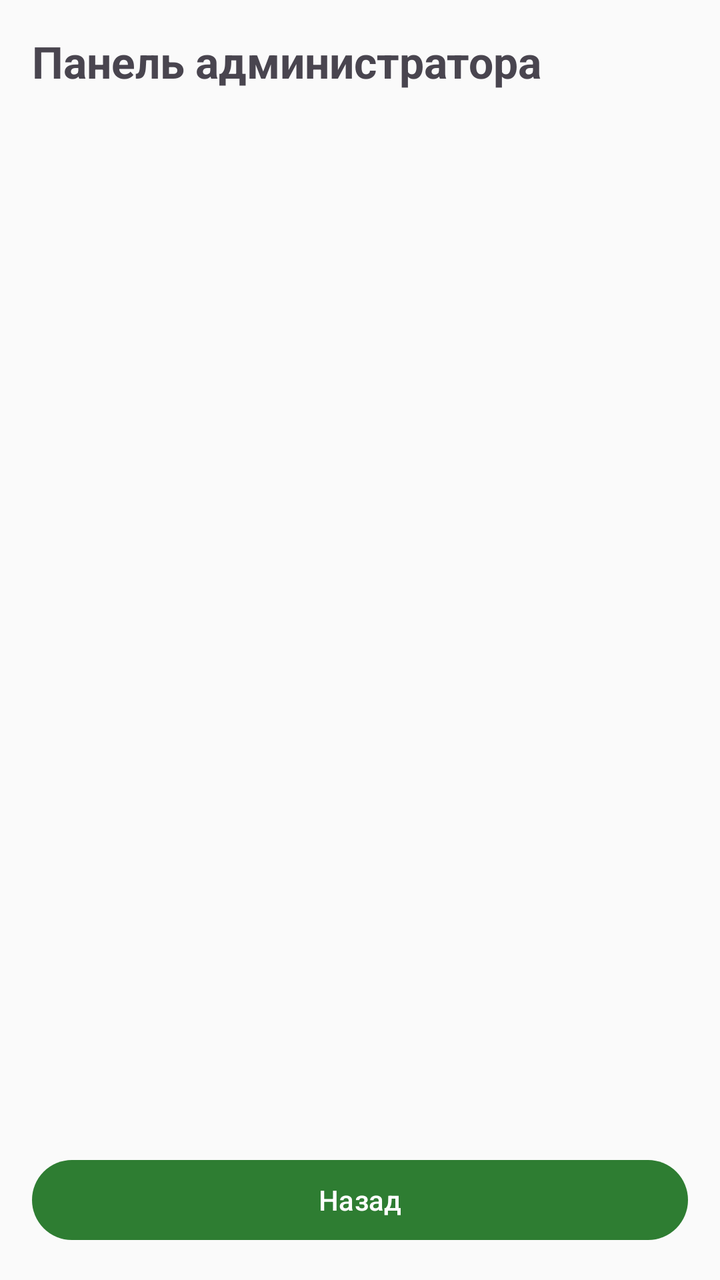
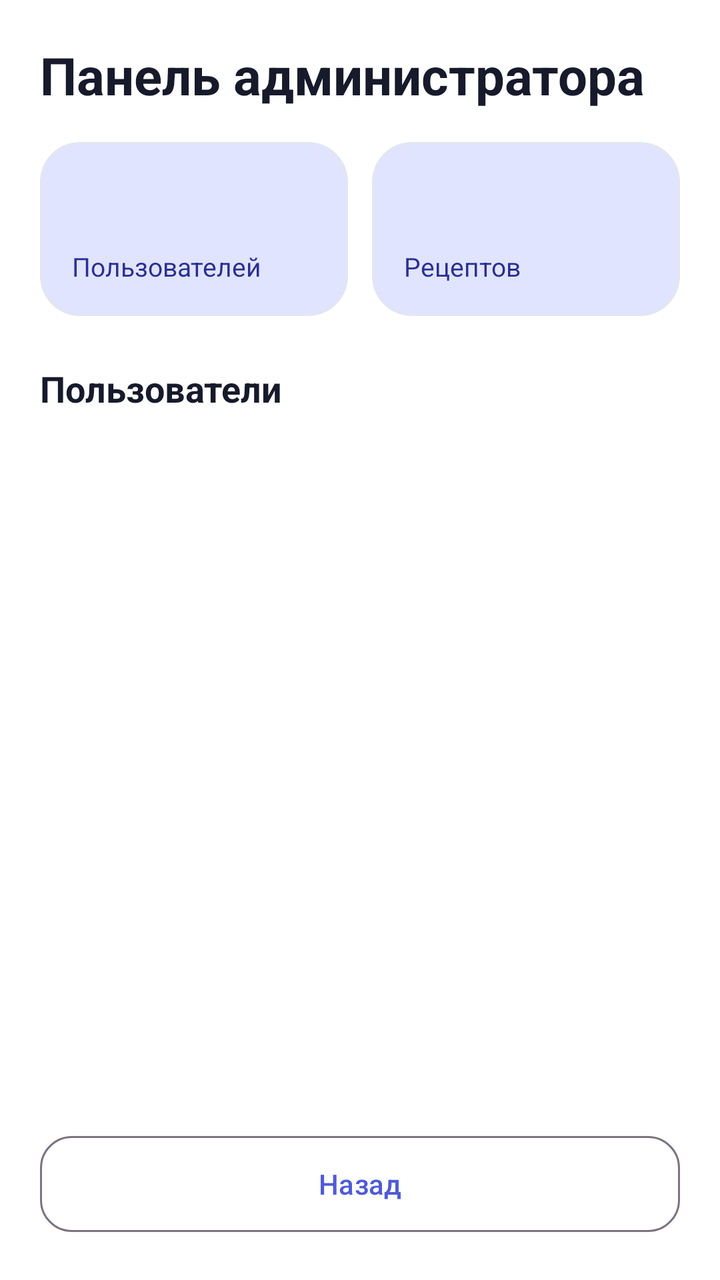

Two renders of the same Android screen: before a commit and after it. Below are the layout's source before the change and the commit's diff.
<!-- AndroidManifest.xml: application theme Theme.RecipesApp -->
<!-- res/layout/activity_admin.xml -->
<?xml version="1.0" encoding="utf-8"?>
<androidx.constraintlayout.widget.ConstraintLayout
    xmlns:android="http://schemas.android.com/apk/res/android"
    xmlns:app="http://schemas.android.com/apk/res-auto"
    android:layout_width="match_parent"
    android:layout_height="match_parent"
    android:padding="16dp">

    
    <TextView
        android:id="@+id/adminTitle"
        android:layout_width="wrap_content"
        android:layout_height="wrap_content"
        android:text="@string/admin_panel"
        android:textSize="22sp"
        android:textStyle="bold"
        app:layout_constraintStart_toStartOf="parent"
        app:layout_constraintTop_toTopOf="parent" />

    
    <TextView
        android:id="@+id/statsText"
        android:layout_width="0dp"
        android:layout_height="wrap_content"
        android:layout_marginTop="12dp"
        android:textSize="16sp"
        app:layout_constraintEnd_toEndOf="parent"
        app:layout_constraintStart_toStartOf="parent"
        app:layout_constraintTop_toBottomOf="@+id/adminTitle" />

    
    <ScrollView
        android:layout_width="0dp"
        android:layout_height="0dp"
        android:layout_marginTop="12dp"
        app:layout_constraintBottom_toTopOf="@+id/adminBackButton"
        app:layout_constraintEnd_toEndOf="parent"
        app:layout_constraintStart_toStartOf="parent"
        app:layout_constraintTop_toBottomOf="@+id/statsText">

        <TextView
            android:id="@+id/usersText"
            android:layout_width="match_parent"
            android:layout_height="wrap_content"
            android:textSize="16sp" />
    </ScrollView>

    
    <Button
        android:id="@+id/adminBackButton"
        android:layout_width="0dp"
        android:layout_height="wrap_content"
        android:minHeight="48dp"
        android:text="@string/back"
        app:layout_constraintBottom_toBottomOf="parent"
        app:layout_constraintEnd_toEndOf="parent"
        app:layout_constraintStart_toStartOf="parent" />

</androidx.constraintlayout.widget.ConstraintLayout>
<!-- resources referenced by this layout -->
<resources>
  <string name="admin_panel">Панель администратора</string>
  <string name="back">Назад</string>
  <style name="Theme.RecipesApp" parent="Theme.Material3.Light.NoActionBar">
          <item name="colorPrimary">@color/primary</item>
          <item name="colorOnPrimary">@color/on_primary</item>
          <item name="colorSecondary">@color/secondary</item>
          <item name="android:windowBackground">@color/background</item>
      </style>
  <color name="primary">#2E7D32</color>
  <color name="on_primary">#FFFFFF</color>
  <color name="secondary">#FF8F00</color>
  <color name="background">#FAFAFA</color>
</resources>

<!-- the commit's change to res/layout/activity_admin.xml (unified diff, before → after) -->
@@ -1,59 +1,120 @@
 <?xml version="1.0" encoding="utf-8"?>
-<androidx.constraintlayout.widget.ConstraintLayout
+<LinearLayout
     xmlns:android="http://schemas.android.com/apk/res/android"
     xmlns:app="http://schemas.android.com/apk/res-auto"
     android:layout_width="match_parent"
     android:layout_height="match_parent"
-    android:padding="16dp">
+    android:background="?attr/colorSurface"
+    android:orientation="vertical"
+    android:padding="20dp">
 
-    
     <TextView
-        android:id="@+id/adminTitle"
         android:layout_width="wrap_content"
         android:layout_height="wrap_content"
         android:text="@string/admin_panel"
-        android:textSize="22sp"
-        android:textStyle="bold"
-        app:layout_constraintStart_toStartOf="parent"
-        app:layout_constraintTop_toTopOf="parent" />
+        android:textColor="?attr/colorOnSurface"
+        android:textSize="26sp"
+        android:textStyle="bold" />
 
     
+    <LinearLayout
+        android:layout_width="match_parent"
+        android:layout_height="wrap_content"
+        android:layout_marginTop="16dp"
+        android:orientation="horizontal">
+
+        <com.google.android.material.card.MaterialCardView
+            android:layout_width="0dp"
+            android:layout_height="wrap_content"
+            android:layout_weight="1"
+            android:layout_marginEnd="6dp"
+            app:cardBackgroundColor="?attr/colorSecondaryContainer"
+            app:cardCornerRadius="20dp"
+            app:cardElevation="0dp">
+
+            <LinearLayout
+                android:layout_width="match_parent"
+                android:layout_height="wrap_content"
+                android:orientation="vertical"
+                android:padding="16dp">
+
+                <TextView
+                    android:id="@+id/statUsers"
+                    android:layout_width="wrap_content"
+                    android:layout_height="wrap_content"
+                    android:textColor="?attr/colorOnSecondaryContainer"
+                    android:textSize="28sp"
+                    android:textStyle="bold" />
+
+                <TextView
+                    android:layout_width="wrap_content"
+                    android:layout_height="wrap_content"
+                    android:text="@string/admin_stat_users_label"
+                    android:textColor="?attr/colorOnSecondaryContainer"
+                    android:textSize="13sp" />
+            </LinearLayout>
+        </com.google.android.material.card.MaterialCardView>
+
+        <com.google.android.material.card.MaterialCardView
+            android:layout_width="0dp"
+            android:layout_height="wrap_content"
+            android:layout_weight="1"
+            android:layout_marginStart="6dp"
+            app:cardBackgroundColor="?attr/colorSecondaryContainer"
+            app:cardCornerRadius="20dp"
+            app:cardElevation="0dp">
+
+            <LinearLayout
+                android:layout_width="match_parent"
+                android:layout_height="wrap_content"
+                android:orientation="vertical"
+                android:padding="16dp">
+
+                <TextView
+                    android:id="@+id/statRecipes"
+                    android:layout_width="wrap_content"
+                    android:layout_height="wrap_content"
+                    android:textColor="?attr/colorOnSecondaryContainer"
+                    android:textSize="28sp"
+                    android:textStyle="bold" />
+
+                <TextView
+                    android:layout_width="wrap_content"
+                    android:layout_height="wrap_content"
+                    android:text="@string/admin_stat_recipes_label"
+                    android:textColor="?attr/colorOnSecondaryContainer"
+                    android:textSize="13sp" />
+            </LinearLayout>
+        </com.google.android.material.card.MaterialCardView>
+    </LinearLayout>
+
     <TextView
-        android:id="@+id/statsText"
-        android:layout_width="0dp"
+        android:id="@+id/usersTitle"
+        android:layout_width="wrap_content"
+        android:layout_height="wrap_content"
+        android:layout_marginTop="24dp"
+        android:text="@string/admin_users_title"
+        android:textColor="?attr/colorOnSurface"
+        android:textSize="18sp"
+        android:textStyle="bold" />
+
+    
+    <androidx.recyclerview.widget.RecyclerView
+        android:id="@+id/usersList"
+        android:layout_width="match_parent"
+        android:layout_height="0dp"
+        android:layout_weight="1"
+        android:layout_marginTop="12dp"
+        android:clipToPadding="false" />
+
+    <com.google.android.material.button.MaterialButton
+        android:id="@+id/adminBackButton"
+        style="@style/Widget.Material3.Button.OutlinedButton"
+        android:layout_width="match_parent"
         android:layout_height="wrap_content"
         android:layout_marginTop="12dp"
-        android:textSize="16sp"
-        app:layout_constraintEnd_toEndOf="parent"
-        app:layout_constraintStart_toStartOf="parent"
-        app:layout_constraintTop_toBottomOf="@+id/adminTitle" />
+        android:minHeight="56dp"
+        android:text="@string/back"
+        app:cornerRadius="16dp" />
 
-    
-    <ScrollView
-        android:layout_width="0dp"
-        android:layout_height="0dp"
-        android:layout_marginTop="12dp"
-        app:layout_constraintBottom_toTopOf="@+id/adminBackButton"
-        app:layout_constraintEnd_toEndOf="parent"
-        app:layout_constraintStart_toStartOf="parent"
-        app:layout_constraintTop_toBottomOf="@+id/statsText">
-
-        <TextView
-            android:id="@+id/usersText"
-            android:layout_width="match_parent"
-            android:layout_height="wrap_content"
-            android:textSize="16sp" />
-    </ScrollView>
-
-    
-    <Button
-        android:id="@+id/adminBackButton"
-        android:layout_width="0dp"
-        android:layout_height="wrap_content"
-        android:minHeight="48dp"
-        android:text="@string/back"
-        app:layout_constraintBottom_toBottomOf="parent"
-        app:layout_constraintEnd_toEndOf="parent"
-        app:layout_constraintStart_toStartOf="parent" />
-
-</androidx.constraintlayout.widget.ConstraintLayout>
+</LinearLayout>
<!-- resource entries referenced after the edit -->
@@ -1,16 +1,33 @@
 <!-- resources referenced by this layout -->
 <resources>
   <string name="admin_panel">Панель администратора</string>
+  <string name="admin_stat_recipes_label">Рецептов</string>
+  <string name="admin_stat_users_label">Пользователей</string>
+  <string name="admin_users_title">Пользователи</string>
   <string name="back">Назад</string>
   <style name="Theme.RecipesApp" parent="Theme.Material3.Light.NoActionBar">
           <item name="colorPrimary">@color/primary</item>
           <item name="colorOnPrimary">@color/on_primary</item>
-          <item name="colorSecondary">@color/secondary</item>
+          <item name="colorSurface">@color/surface</item>
+          <item name="colorOnSurface">@color/text_primary</item>
+          <item name="colorSurfaceVariant">@color/surface_variant</item>
+          <item name="colorOnSurfaceVariant">@color/text_secondary</item>
+          <item name="colorSecondaryContainer">@color/primary_container</item>
+          <item name="colorOnSecondaryContainer">@color/on_primary_container</item>
+          <item name="colorOutlineVariant">@color/outline</item>
+          <item name="colorError">@color/error</item>
           <item name="android:windowBackground">@color/background</item>
       </style>
-  <color name="primary">#2E7D32</color>
+  <color name="primary">#4F5BD5</color>
   <color name="on_primary">#FFFFFF</color>
-  <color name="secondary">#FF8F00</color>
-  <color name="background">#FAFAFA</color>
+  <color name="surface">#FFFFFF</color>
+  <color name="text_primary">#161A2B</color>
+  <color name="surface_variant">#E9ECF5</color>
+  <color name="text_secondary">#5F6578</color>
+  <color name="primary_container">#E1E4FF</color>
+  <color name="on_primary_container">#2A3190</color>
+  <color name="outline">#E2E6F0</color>
+  <color name="error">#C62828</color>
+  <color name="background">#F4F5FB</color>
 </resources>
 
